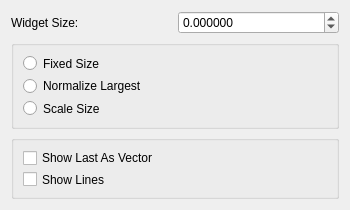
This is src/Interface/Modules/Visualization/ShowAndEditDipoles.ui in SCIInstitute/SCIRun as Qt 5 draws it before an edit. The edited form follows.
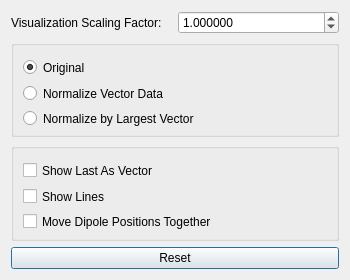
This is the edited form.

Commit message: Dipole widget complete. Added option to move all dipole positions together. Dipole data saves to file. Added resolution option to widgets. Added fuzzy search to filter options.

Diff of the .ui file:
```diff
--- a/src/Interface/Modules/Visualization/ShowAndEditDipoles.ui
+++ b/src/Interface/Modules/Visualization/ShowAndEditDipoles.ui
@@ -7,7 +7,7 @@
     <x>0</x>
     <y>0</y>
     <width>350</width>
-    <height>210</height>
+    <height>280</height>
    </rect>
   </property>
   <property name="sizePolicy">
@@ -19,7 +19,7 @@
   <property name="minimumSize">
    <size>
     <width>350</width>
-    <height>210</height>
+    <height>280</height>
    </size>
   </property>
   <property name="maximumSize">
@@ -32,12 +32,207 @@
    <string/>
   </property>
   <layout class="QGridLayout" name="gridLayout">
+   <item row="2" column="0">
+    <widget class="QGroupBox" name="groupBox">
+     <property name="minimumSize">
+      <size>
+       <width>326</width>
+       <height>85</height>
+      </size>
+     </property>
+     <property name="title">
+      <string/>
+     </property>
+     <layout class="QVBoxLayout" name="verticalLayout_3">
+      <item>
+       <widget class="QCheckBox" name="showLastAsVectorCheckBox">
+        <property name="minimumSize">
+         <size>
+          <width>0</width>
+          <height>25</height>
+         </size>
+        </property>
+        <property name="text">
+         <string>Show Last As Vector</string>
+        </property>
+       </widget>
+      </item>
+      <item>
+       <spacer name="verticalSpacer_4">
+        <property name="orientation">
+         <enum>Qt::Vertical</enum>
+        </property>
+        <property name="sizeHint" stdset="0">
+         <size>
+          <width>20</width>
+          <height>40</height>
+         </size>
+        </property>
+       </spacer>
+      </item>
+      <item>
+       <widget class="QCheckBox" name="showLinesCheckBox">
+        <property name="minimumSize">
+         <size>
+          <width>0</width>
+          <height>25</height>
+         </size>
+        </property>
+        <property name="text">
+         <string>Show Lines</string>
+        </property>
+       </widget>
+      </item>
+      <item>
+       <spacer name="verticalSpacer_5">
+        <property name="orientation">
+         <enum>Qt::Vertical</enum>
+        </property>
+        <property name="sizeHint" stdset="0">
+         <size>
+          <width>20</width>
+          <height>40</height>
+         </size>
+        </property>
+       </spacer>
+      </item>
+      <item>
+       <widget class="QCheckBox" name="moveDipolesTogetherCheckBox">
+        <property name="minimumSize">
+         <size>
+          <width>0</width>
+          <height>25</height>
+         </size>
+        </property>
+        <property name="text">
+         <string>Move Dipole Positions Together</string>
+        </property>
+       </widget>
+      </item>
+      <item>
+       <spacer name="verticalSpacer_6">
+        <property name="orientation">
+         <enum>Qt::Vertical</enum>
+        </property>
+        <property name="sizeHint" stdset="0">
+         <size>
+          <width>20</width>
+          <height>40</height>
+         </size>
+        </property>
+       </spacer>
+      </item>
+     </layout>
+    </widget>
+   </item>
+   <item row="1" column="0">
+    <widget class="QGroupBox" name="autoGroupBox_">
+     <property name="minimumSize">
+      <size>
+       <width>326</width>
+       <height>90</height>
+      </size>
+     </property>
+     <property name="title">
+      <string/>
+     </property>
+     <property name="checkable">
+      <bool>false</bool>
+     </property>
+     <layout class="QVBoxLayout" name="verticalLayout">
+      <item>
+       <widget class="QRadioButton" name="originalSizeRButton">
+        <property name="enabled">
+         <bool>true</bool>
+        </property>
+        <property name="minimumSize">
+         <size>
+          <width>0</width>
+          <height>25</height>
+         </size>
+        </property>
+        <property name="text">
+         <string>Original</string>
+        </property>
+        <property name="checked">
+         <bool>true</bool>
+        </property>
+       </widget>
+      </item>
+      <item>
+       <spacer name="verticalSpacer">
+        <property name="orientation">
+         <enum>Qt::Vertical</enum>
+        </property>
+        <property name="sizeHint" stdset="0">
+         <size>
+          <width>20</width>
+          <height>40</height>
+         </size>
+        </property>
+       </spacer>
+      </item>
+      <item>
+       <widget class="QRadioButton" name="normalizeVectorDataRButton">
+        <property name="minimumSize">
+         <size>
+          <width>0</width>
+          <height>25</height>
+         </size>
+        </property>
+        <property name="text">
+         <string>Normalize Vector Data</string>
+        </property>
+       </widget>
+      </item>
+      <item>
+       <spacer name="verticalSpacer_2">
+        <property name="orientation">
+         <enum>Qt::Vertical</enum>
+        </property>
+        <property name="sizeHint" stdset="0">
+         <size>
+          <width>20</width>
+          <height>40</height>
+         </size>
+        </property>
+       </spacer>
+      </item>
+      <item>
+       <widget class="QRadioButton" name="normalizeByLargestVectorRButton">
+        <property name="minimumSize">
+         <size>
+          <width>0</width>
+          <height>25</height>
+         </size>
+        </property>
+        <property name="text">
+         <string>Normalize by Largest Vector</string>
+        </property>
+       </widget>
+      </item>
+      <item>
+       <spacer name="verticalSpacer_3">
+        <property name="orientation">
+         <enum>Qt::Vertical</enum>
+        </property>
+        <property name="sizeHint" stdset="0">
+         <size>
+          <width>20</width>
+          <height>40</height>
+         </size>
+        </property>
+       </spacer>
+      </item>
+     </layout>
+    </widget>
+   </item>
    <item row="0" column="0">
     <layout class="QHBoxLayout" name="horizontalLayout">
      <item>
       <widget class="QLabel" name="label">
        <property name="text">
-        <string>Widget Size:</string>
+        <string>Visualization Scaling Factor:</string>
        </property>
       </widget>
      </item>
@@ -52,94 +247,21 @@
        <property name="maximum">
         <double>999999999.000000000000000</double>
        </property>
+       <property name="singleStep">
+        <double>0.001000000000000</double>
+       </property>
+       <property name="value">
+        <double>1.000000000000000</double>
+       </property>
       </widget>
      </item>
     </layout>
    </item>
-   <item row="2" column="0">
-    <widget class="QGroupBox" name="autoGroupBox_">
-     <property name="minimumSize">
-      <size>
-       <width>190</width>
-       <height>75</height>
-      </size>
-     </property>
-     <property name="title">
-      <string/>
-     </property>
-     <property name="checkable">
-      <bool>false</bool>
-     </property>
-     <layout class="QVBoxLayout" name="verticalLayout">
-      <item>
-       <widget class="QRadioButton" name="fixedSizeRButton">
-        <property name="minimumSize">
-         <size>
-          <width>0</width>
-          <height>15</height>
-         </size>
-        </property>
-        <property name="text">
-         <string>Fixed Size</string>
-        </property>
-       </widget>
-      </item>
-      <item>
-       <widget class="QRadioButton" name="normalizeLargestRButton">
-        <property name="minimumSize">
-         <size>
-          <width>0</width>
-          <height>15</height>
-         </size>
-        </property>
-        <property name="text">
-         <string>Normalize Largest</string>
-        </property>
-       </widget>
-      </item>
-      <item>
-       <widget class="QRadioButton" name="scaleSizeRButton">
-        <property name="minimumSize">
-         <size>
-          <width>0</width>
-          <height>15</height>
-         </size>
-        </property>
-        <property name="text">
-         <string>Scale Size</string>
-        </property>
-       </widget>
-      </item>
-     </layout>
-    </widget>
-   </item>
    <item row="3" column="0">
-    <widget class="QGroupBox" name="groupBox">
-     <property name="minimumSize">
-      <size>
-       <width>0</width>
-       <height>60</height>
-      </size>
+    <widget class="QPushButton" name="resetButton">
+     <property name="text">
+      <string>Reset</string>
      </property>
-     <property name="title">
-      <string/>
-     </property>
-     <layout class="QVBoxLayout" name="verticalLayout_3">
-      <item>
-       <widget class="QCheckBox" name="showLastAsVectorCheckBox">
-        <property name="text">
-         <string>Show Last As Vector</string>
-        </property>
-       </widget>
-      </item>
-      <item>
-       <widget class="QCheckBox" name="showLinesCheckBox">
-        <property name="text">
-         <string>Show Lines</string>
-        </property>
-       </widget>
-      </item>
-     </layout>
     </widget>
    </item>
   </layout>
```
Left out of the diff: 2 changed lines with no effect on the pictures. The commit also changes 22 other files.
